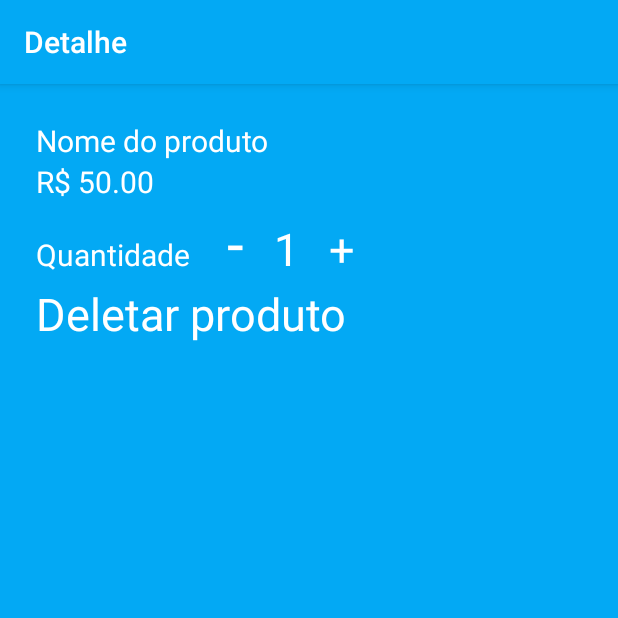
After one commit to GabrieuGarcia/InventoryApp, an Android app: the ProductDetailActivity screen opened directly, with no data from a screen before it, on a phone screen of 412 x 824 dp, the top half of it. The commit adds this screen. Run offline under Robolectric (Android 15) with nearby library versions, the phone set to English and light mode, and no system bars; 3 statements that could not run were skipped.

Commit message:
Tudo menos algumas coisas kk

```diff
--- /dev/null
+++ b/app/src/main/java/com/example/android/inventoryapp/ProductDbHelper.java
@@ -0,0 +1,48 @@
+package com.example.android.inventoryapp;
+
+import android.content.Context;
+import android.database.sqlite.SQLiteDatabase;
+import android.database.sqlite.SQLiteOpenHelper;
+
+public class ProductDbHelper extends SQLiteOpenHelper {
+    // If you change the database schema, you must increment the database version.
+    private static ProductDbHelper mDbHelper;
+    public static final int DATABASE_VERSION = 1;
+    public static final String DATABASE_NAME = "Product.db";
+    private static final String SQL_CREATE_ENTRIES =
+            "CREATE TABLE " + ProductSQLiteContract.ProductEntry.TABLE_NAME + " (" +
+                    ProductSQLiteContract.ProductEntry._ID + " INTEGER PRIMARY KEY," +
+                    ProductSQLiteContract.ProductEntry.COLUMN_NAME_NAME + " TEXT," +
+                    ProductSQLiteContract.ProductEntry.COLUMN_NAME_PRICE + " DOUBLE," +
+                    ProductSQLiteContract.ProductEntry.COLUMN_NAME_QTD + " INTEGER," +
+                    ProductSQLiteContract.ProductEntry.COLUMN_NAME_IMAGE + " BLOB)";
+    private static final String SQL_DELETE_ENTRIES =
+            "DROP TABLE IF EXISTS " + ProductSQLiteContract.ProductEntry.TABLE_NAME;
+
+    public ProductDbHelper(Context context) {
+        super(context, DATABASE_NAME, null, DATABASE_VERSION);
+    }
+
+    public void onCreate(SQLiteDatabase db) {
+        db.execSQL(SQL_CREATE_ENTRIES);
+    }
+
+    public void onUpgrade(SQLiteDatabase db, int oldVersion, int newVersion) {
+        // This database is only a cache for online data, so its upgrade policy is
+        // to simply to discard the data and start over
+        db.execSQL(SQL_DELETE_ENTRIES);
+        onCreate(db);
+    }
+
+    public void onDowngrade(SQLiteDatabase db, int oldVersion, int newVersion) {
+        onUpgrade(db, oldVersion, newVersion);
+    }
+
+    public static ProductDbHelper getInstance(Context context) {
+        if(mDbHelper == null) {
+            mDbHelper = new ProductDbHelper(context);
+        }
+
+        return mDbHelper;
+    }
+}
--- /dev/null
+++ b/app/src/main/java/com/example/android/inventoryapp/ProductDetailActivity.java
@@ -0,0 +1,49 @@
+package com.example.android.inventoryapp;
+
+import android.content.ContentValues;
+import android.database.sqlite.SQLiteDatabase;
+import android.os.Bundle;
+import android.support.v7.app.AppCompatActivity;
+import android.view.View;
+import android.widget.TextView;
+
+import static android.provider.BaseColumns._ID;
+import static com.example.android.inventoryapp.ProductSQLiteContract.ProductEntry.COLUMN_NAME_QTD;
+import static com.example.android.inventoryapp.ProductSQLiteContract.ProductEntry.TABLE_NAME;
+
+public class ProductDetailActivity extends AppCompatActivity {
+    Product mProduct;
+    ProductDbHelper mDbHelper;
+    TextView productQtdTv;
+
+    @Override
+    protected void onCreate(Bundle savedInstanceState) {
+        super.onCreate(savedInstanceState);
+        setContentView(R.layout.activity_products_detail);
+        mDbHelper = ProductDbHelper.getInstance(ProductDetailActivity.this);
+        mProduct = (Product) getIntent().getSerializableExtra("PRODUCT");
+        ((TextView) findViewById(R.id.product_name)).setText(mProduct.getName());
+        ((TextView) findViewById(R.id.product_price)).setText(String.valueOf(mProduct.getPrice()));
+        productQtdTv = (TextView) findViewById(R.id.product_qtd);
+        productQtdTv.setText(String.valueOf(mProduct.getQtd()));
+    }
+
+    public void incrementOrDecrement(View view) {
+        Boolean increment = Boolean.valueOf(view.getTag().toString());
+        int newQtd = increment ? mProduct.getQtd() + 1 : mProduct.getQtd() + -1;
+        SQLiteDatabase db = mDbHelper.getWritableDatabase();
+        ContentValues cv = new ContentValues();
+        cv.put(COLUMN_NAME_QTD, newQtd);
+        db.update(TABLE_NAME, cv, _ID + "=" + String.valueOf(mProduct.getId()), null);
+        mProduct.setQtd(newQtd);
+        productQtdTv.setText(String.valueOf(newQtd));
+        db.close();
+    }
+
+    public void deleteProduct(View view) {
+        SQLiteDatabase db = mDbHelper.getWritableDatabase();
+        db.execSQL("delete from "+TABLE_NAME+" where " + _ID + "='"+mProduct.getId()+"'");
+        db.close();
+        finish();
+    }
+}
--- a/app/src/main/res/layout/activity_products.xml
+++ b/app/src/main/res/layout/activity_products.xml
@@ -50,6 +50,7 @@
 
     <Button
         android:id="@+id/floating_button"
+        android:onClick="addProduct"
         android:text="@string/btn_label"
         android:textSize="@dimen/button_add_size"
         android:textColor="@color/colorWhite"
--- /dev/null
+++ b/app/src/main/res/layout/activity_products_detail.xml
@@ -0,0 +1,84 @@
+<?xml version="1.0" encoding="utf-8"?>
+<LinearLayout
+    xmlns:android="http://schemas.android.com/apk/res/android"
+    xmlns:app="http://schemas.android.com/apk/res-auto"
+    xmlns:tools="http://schemas.android.com/tools"
+    android:layout_width="match_parent"
+    android:layout_height="match_parent"
+    tools:context="com.example.android.inventoryapp.IncludeEditActivity"
+    android:orientation="vertical"
+    android:background="@color/colorPrimary">
+
+    <LinearLayout
+        android:layout_width="match_parent"
+        android:layout_height="0dp"
+        android:layout_weight="1"
+        android:orientation="vertical"
+        android:padding="20dp"
+        android:layout_marginBottom="1dp"
+        android:layout_margin="4dp">
+
+        <TextView
+            android:id="@+id/product_name"
+            android:layout_width="match_parent"
+            android:layout_height="wrap_content"
+            android:text="Nome do produto"
+            android:textColor="@color/colorWhite"
+            android:textSize="20sp"/>
+
+        <TextView
+            android:id="@+id/product_price"
+            android:layout_width="match_parent"
+            android:layout_height="wrap_content"
+            android:text="R$ 50.00"
+            android:textColor="@color/colorWhite"
+            android:textSize="20sp"/>
+        <LinearLayout
+            android:layout_width="wrap_content"
+            android:layout_height="wrap_content"
+            android:orientation="horizontal">
+
+            <TextView
+                android:layout_width="match_parent"
+                android:layout_height="wrap_content"
+                android:text="Quantidade "
+                android:textColor="@color/colorWhite"
+                android:textSize="20sp"/>
+            <TextView
+                android:layout_width="match_parent"
+                android:layout_height="wrap_content"
+                android:tag="false"
+                android:onClick="incrementOrDecrement"
+                android:text="-"
+                android:paddingLeft="20dp"
+                android:paddingRight="20dp"
+                android:textColor="@color/colorWhite"
+                android:textSize="40sp"/>
+            <TextView
+                android:id="@+id/product_qtd"
+                android:layout_width="match_parent"
+                android:layout_height="wrap_content"
+                android:text="1"
+                android:textColor="@color/colorWhite"
+                android:textSize="30sp"/>
+            <TextView
+                android:layout_width="match_parent"
+                android:layout_height="wrap_content"
+                android:tag="true"
+                android:onClick="incrementOrDecrement"
+                android:paddingLeft="20dp"
+                android:paddingRight="20dp"
+                android:text="+"
+                android:textColor="@color/colorWhite"
+                android:textSize="30sp"/>
+        </LinearLayout>
+        <TextView
+            android:layout_width="match_parent"
+            android:layout_height="wrap_content"
+            android:tag="true"
+            android:onClick="deleteProduct"
+            android:text="Deletar produto"
+            android:textColor="@color/colorWhite"
+            android:textSize="30sp"/>
+    </LinearLayout>
+</LinearLayout>
--- a/app/src/main/res/layout/list_item.xml
+++ b/app/src/main/res/layout/list_item.xml
@@ -5,6 +5,7 @@
     android:layout_height="wrap_content">
 
     <LinearLayout
+        android:id="@+id/product_container"
         android:layout_width="match_parent"
         android:layout_height="wrap_content"
         android:orientation="horizontal"
--- a/app/src/main/res/values/strings.xml
+++ b/app/src/main/res/values/strings.xml
@@ -2,4 +2,7 @@
     <string name="app_name">Inventory App</string>
     <string name="btn_label">+</string>
     <string name="btn_sell">Venda</string>
+    <string name="include_edit_activity_label">Incluir/Editar Produto</string>
+    <string name="products_detail_activity_label">Detalhe</string>
+    <string name="products_activity_label">Produtos</string>
 </resources>
```
Also changed, not shown: app/src/main/AndroidManifest.xml (+15 -2 lines), app/src/main/java/com/example/android/inventoryapp/IncludeEditActivity.java (+81 -1 lines), app/src/main/java/com/example/android/inventoryapp/Product.java (added, +66 -0 lines), app/src/main/java/com/example/android/inventoryapp/ProductSQLiteContract.java (added, +25 -0 lines), app/src/main/java/com/example/android/inventoryapp/ProductsActivity.java (+50 -1 lines), app/src/main/java/com/example/android/inventoryapp/ProductsAdapter.java (added, +83 -0 lines), app/src/main/java/com/example/android/inventoryapp/ProductsLoader.java (added, +45 -0 lines), app/src/main/res/layout/activity_include_edit.xml (+11 -3 lines).
